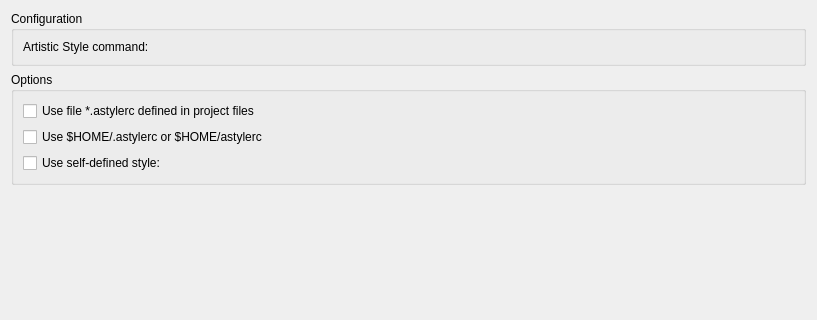
This is src/plugins/beautifier/artisticstyle/artisticstyleoptionspage.ui in qt-creator/qt-creator as Qt 5 draws it before an edit; both pictures show x 0 to 817 and y 0 to 320 of the 817 by 631 pixel window. The edited form follows.
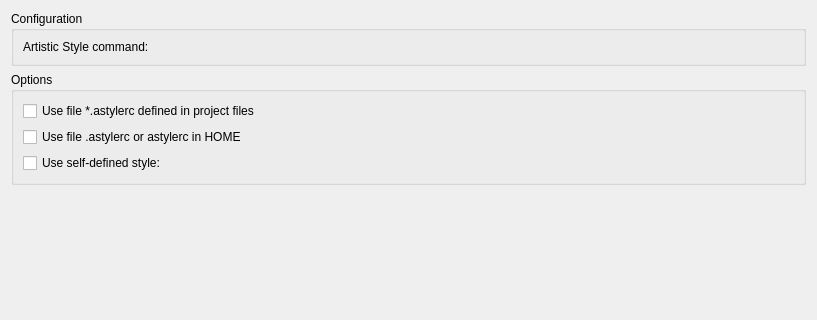
This is the edited form. Custom widgets are drawn as their Qt base class.

Commit message:
Beautifier: Replace $HOME with it's actual value
Instead of having options texts like "Use file $HOME/abc", $HOME is
eliminated in favor of the actual value of QDir::home().

What changed in the file:
```diff
--- a/src/plugins/beautifier/artisticstyle/artisticstyleoptionspage.ui
+++ b/src/plugins/beautifier/artisticstyle/artisticstyleoptionspage.ui
@@ -49,7 +49,7 @@
       <item>
        <widget class="QCheckBox" name="useHomeFile">
         <property name="text">
-         <string>Use $HOME/.astylerc or $HOME/astylerc</string>
+         <string extracomment="HOME is replaced by the user's home directory">Use file .astylerc or astylerc in HOME</string>
         </property>
        </widget>
       </item>
```
The commit also changes 3 other files.
